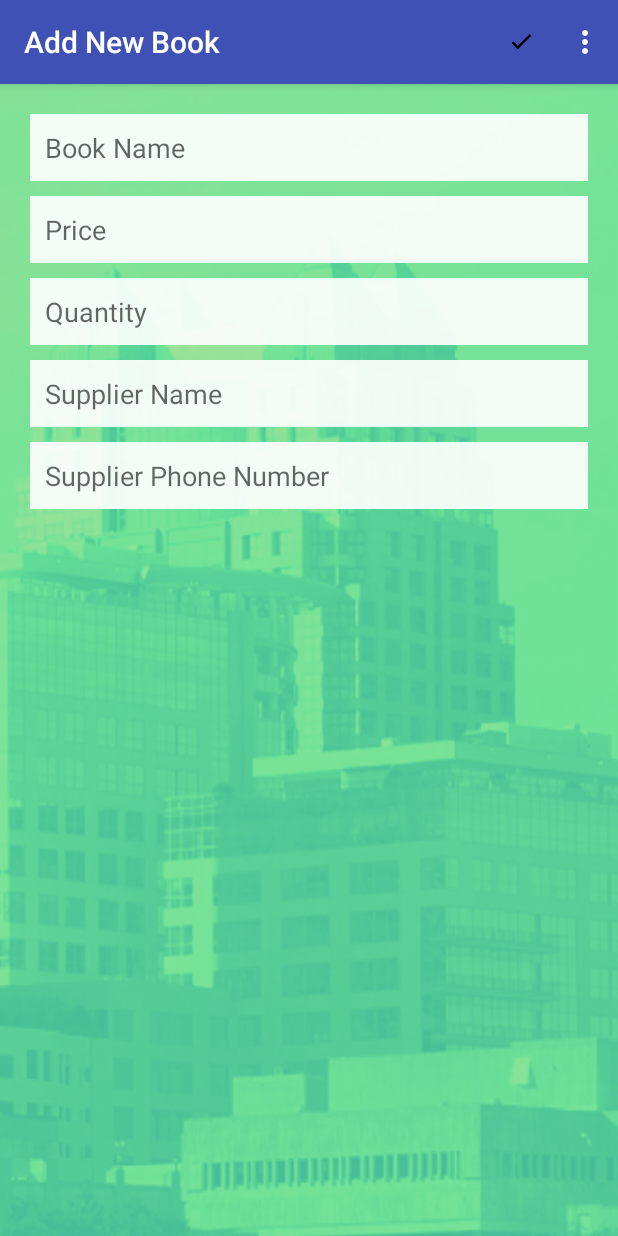
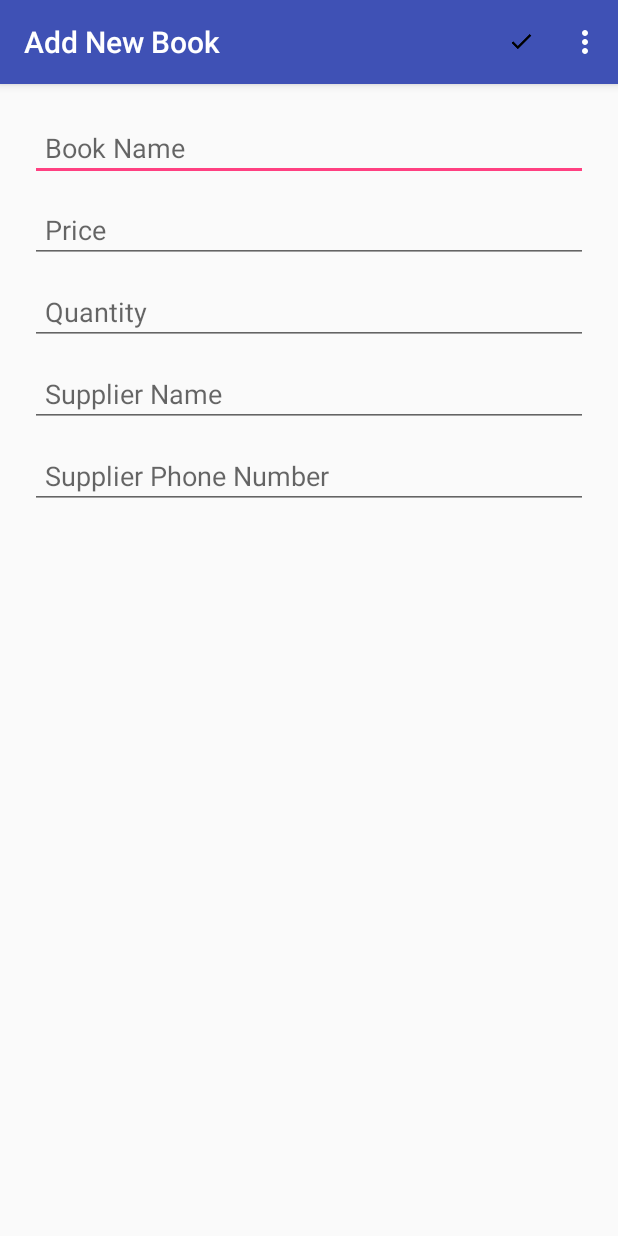
Before and after one commit to ericdgood/Inventory-App, an Android app: the screen it shows after launch (AddActivity), after a tap on an icon or button, on a phone screen of 412 x 824 dp. Run offline under Robolectric (Android 15) with nearby library versions, the phone set to English and light mode, and no system bars.

Commit message:
Save before stage 2

```diff
--- a/app/src/main/java/com/example/android/bookstore/AddActivity.java
+++ b/app/src/main/java/com/example/android/bookstore/AddActivity.java
@@ -64,10 +64,10 @@ public class AddActivity extends AppCompatActivity{
 
         if (newRowId == -1) {
 
-            Toast.makeText(this, "Error with saving book", Toast.LENGTH_SHORT).show();
+            Toast.makeText(this, R.string.error, Toast.LENGTH_SHORT).show();
         } else {
 
-            Toast.makeText(this, "book saved with row id: " + newRowId, Toast.LENGTH_SHORT).show();
+            Toast.makeText(this, (int) (R.string.saved + newRowId), Toast.LENGTH_SHORT).show();
         }
     }
 
--- a/app/src/main/java/com/example/android/bookstore/MainActivity.java
+++ b/app/src/main/java/com/example/android/bookstore/MainActivity.java
@@ -70,7 +70,6 @@ public class MainActivity extends AppCompatActivity {
                 null);
 
         TextView displayView = findViewById(R.id.text_view_books);
-
 
         try {
 
--- a/app/src/main/java/com/example/android/bookstore/data/BookDbHelper.java
+++ b/app/src/main/java/com/example/android/bookstore/data/BookDbHelper.java
@@ -21,7 +21,7 @@ public class BookDbHelper extends SQLiteOpenHelper {
         String SQL_CREATE_BOOKS_TABLE =  "CREATE TABLE " + BookContract.BookEntry.TABLE_NAME + " ("
                 + BookContract.BookEntry._ID + " INTEGER PRIMARY KEY AUTOINCREMENT, "
                 + BookContract.BookEntry.COLUMN_BOOK_NAME + " TEXT NOT NULL, "
-                + BookContract.BookEntry.COLUMN_BOOK_PRICE + " TEXT, "
+                + BookContract.BookEntry.COLUMN_BOOK_PRICE + " REAL, "
                 + BookContract.BookEntry.COLUMN_BOOK_QTY + " INTEGER NOT NULL, "
                 + BookContract.BookEntry.COLUMN_SUPPLIER_NAME+ " TEXT, "
                 + BookContract.BookEntry.COLUMN_SUPPLIER_PHONE + " INTEGER NOT NULL DEFAULT 0);";
--- a/app/src/main/res/layout/activity_add.xml
+++ b/app/src/main/res/layout/activity_add.xml
@@ -6,7 +6,6 @@
     android:paddingTop="20dp"
     android:paddingLeft="20dp"
     android:paddingRight="20dp"
-    android:background="@drawable/volunteer_app_bg"
     android:orientation="vertical">
 
     <EditText
@@ -15,7 +14,6 @@
         android:layout_width="match_parent"
         android:layout_height="wrap_content"
         android:padding="10dp"
-        android:background="@color/bkg"
         android:hint="@string/book_name"/>
 
     <EditText
@@ -24,7 +22,6 @@
         android:layout_width="match_parent"
         android:layout_height="wrap_content"
         android:padding="10dp"
-        android:background="@color/bkg"
         android:hint="@string/price"
         android:layout_marginTop="10dp"/>
 
@@ -34,7 +31,6 @@
         android:layout_width="match_parent"
         android:layout_height="wrap_content"
         android:padding="10dp"
-        android:background="@color/bkg"
         android:hint="@string/quantity"
         android:layout_marginTop="10dp"/>
 
@@ -44,7 +40,6 @@
         android:layout_width="match_parent"
         android:layout_height="wrap_content"
         android:padding="10dp"
-        android:background="@color/bkg"
         android:hint="@string/supplier_name"
         android:layout_marginTop="10dp"/>
 
@@ -54,7 +49,6 @@
         android:layout_width="match_parent"
         android:layout_height="wrap_content"
         android:padding="10dp"
-        android:background="@color/bkg"
         android:hint="@string/supplier_phone_number"
         android:layout_marginTop="10dp"/>
 
--- a/app/src/main/res/layout/activity_main.xml
+++ b/app/src/main/res/layout/activity_main.xml
@@ -4,8 +4,7 @@
     xmlns:tools="http://schemas.android.com/tools"
     android:layout_width="match_parent"
     android:layout_height="match_parent"
-    tools:context=".MainActivity"
-    android:background="@drawable/volunteer_app_bg">
+    tools:context=".MainActivity">
 
     <TextView
         android:id="@+id/text_view_books"
@@ -21,6 +20,6 @@
         android:layout_alignParentBottom="true"
         android:layout_alignParentRight="true"
         android:layout_margin="16dp"
-        android:src="@drawable/books"/>
+        android:src="@drawable/ic_action_add"/>
 
 </RelativeLayout>
--- a/app/src/main/res/values/strings.xml
+++ b/app/src/main/res/values/strings.xml
@@ -10,4 +10,6 @@
     <string name="delete">Delete</string>
     <string name="delete_all_books">Delete All Books</string>
     <string name="insert_books">Insert Books</string>
+    <string name="error">Error with saving book</string>
+    <string name="saved">book saved with row id: </string>
 </resources>
```
Also changed, not shown: app/src/main/res/drawable-hdpi/ic_action_add.png (added), app/src/main/res/drawable-mdpi/ic_action_add.png (added), app/src/main/res/drawable-xhdpi/ic_action_add.png (added), app/src/main/res/drawable-xxhdpi/ic_action_add.png (added), app/src/main/res/drawable-xxxhdpi/ic_action_add.png (added).
